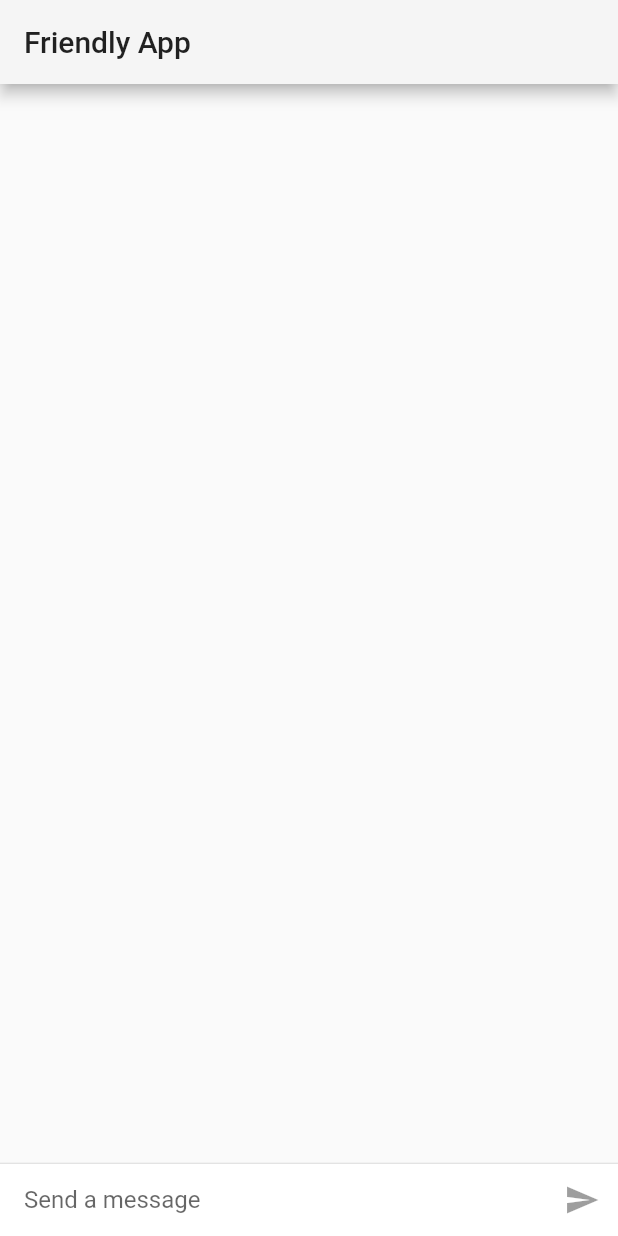
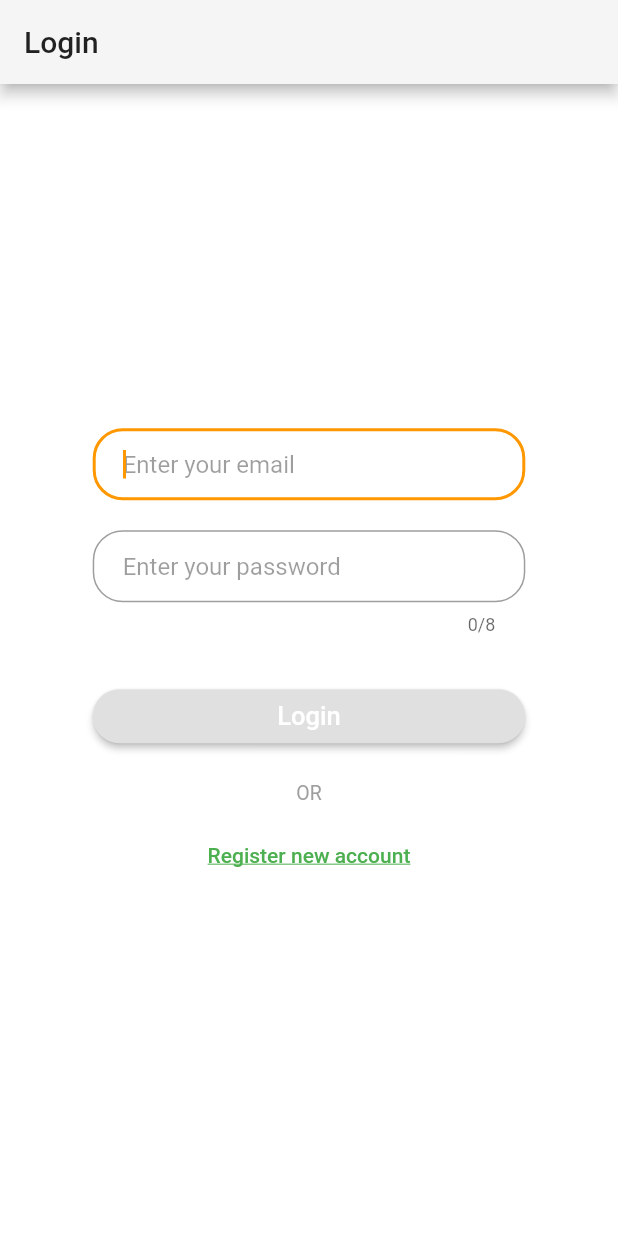
Before and after one commit to baonguyena1/flutter_friendly_ui_chat, a Flutter app: the screen it shows after launch, on a phone screen of 412 x 824 dp. Run offline on Flutter 3.47's test engine with Material 2 defaults, Android fonts, the phone set to English and light mode, and no system bars.

Commit message:
Add Login screen

```diff
--- a/lib/controllers/ChatScreen.dart
+++ b/lib/controllers/ChatScreen.dart
@@ -10,7 +10,7 @@ class ChatScreen extends StatefulWidget {
 }
 
 class ChatScreenState extends State<ChatScreen> {
-  final List<ChatMessage> _messages = <ChatMessage>[];
+  final List<String> _messages = <String>[];
   final TextEditingController _textController = TextEditingController();
   bool _isComposing = false;
 
@@ -29,7 +29,11 @@ class ChatScreenState extends State<ChatScreen> {
                   Flexible(
                     child: ListView.builder(
                       padding: EdgeInsets.all(8.0),
-                      itemBuilder: (context, index) => _messages[index],
+                      itemBuilder: (context, index) {
+                        final isMe = _messages.length % 2 == 0;
+                        final message = _messages[index];
+                        return ChatMessage(message, isMe);
+                      },
                       itemCount: _messages.length,
                     ),
                   ),
@@ -100,12 +104,8 @@ class ChatScreenState extends State<ChatScreen> {
     setState(() {
       _isComposing = false;
     });
-    final isMe = _messages.length % 2 == 0;
-    ChatMessage message = ChatMessage(
-        text,
-        isMe);
     setState(() {
-      _messages.insert(_messages.length, message);
+      _messages.insert(_messages.length, text);
     });
   }
 }
--- /dev/null
+++ b/lib/controllers/login/Login.dart
@@ -0,0 +1,86 @@
+import 'package:flutter/material.dart';
+
+class Login extends StatefulWidget {
+  @override
+  _LoginState createState() => _LoginState();
+}
+
+class _LoginState extends State<Login> {
+  @override
+  Widget build(BuildContext context) {
+    final mediaQuery = MediaQuery.of(context);
+    return Scaffold(
+      backgroundColor: Colors.white,
+      appBar: AppBar(title: Text('Login')),
+      body: Center(
+        child: Container(
+          constraints: BoxConstraints(maxWidth: 0.7 * mediaQuery.size.width),
+          child: ListView(
+            shrinkWrap: true,
+            children: <Widget>[
+              TextFormField(
+                autofocus: true,
+                keyboardType: TextInputType.emailAddress,
+                decoration: InputDecoration(
+                  hintText: 'Enter your email',
+                  hintStyle: TextStyle(color: Colors.black38),
+                  contentPadding: EdgeInsets.fromLTRB(20.0, 10.0, 20.0, 10.0),
+                  border: OutlineInputBorder(
+                    borderRadius: BorderRadius.circular(20),
+                  ),
+                ),
+                style: TextStyle(color: Colors.black),
+              ),
+              SizedBox(
+                height: 20,
+              ),
+              TextFormField(
+                maxLength: 8,
+                maxLines: 1,
+                decoration: InputDecoration(
+                    hintText: 'Enter your password',
+                    hintStyle: TextStyle(color: Colors.black38),
+                    contentPadding: EdgeInsets.fromLTRB(20.0, 10.0, 20.0, 10.0),
+                    border: OutlineInputBorder(
+                        borderRadius: BorderRadius.circular(20))),
+                style: TextStyle(color: Colors.black),
+                obscureText: true,
+              ),
+              SizedBox(
+                height: 30.0,
+              ),
+              RaisedButton(
+                shape: RoundedRectangleBorder(
+                    borderRadius: BorderRadius.circular(24.0)),
+                child: Text(
+                  'Login',
+                  style: TextStyle(color: Colors.white, fontSize: 17.0),
+                ),
+                onPressed: () {},
+              ),
+              SizedBox(
+                height: 20,
+              ),
+              Text(
+                'OR',
+                style: TextStyle(fontSize: 13.0, color: Colors.grey),
+                textAlign: TextAlign.center,
+              ),
+              SizedBox(
+                height: 10.0,
+              ),
+              FlatButton(
+                child: Text('Register new account',
+                    style: TextStyle(
+                      color: Colors.green,
+                      decoration: TextDecoration.underline
+                    )),
+                onPressed: () {},
+              ),
+            ],
+          ),
+        ),
+      ),
+    );
+  }
+}
--- a/lib/main.dart
+++ b/lib/main.dart
@@ -1,7 +1,6 @@
 import 'package:flutter/material.dart';
-import 'package:flutter/cupertino.dart';
-import 'package:flutter/foundation.dart';
 import 'package:friendly_chat/controllers/ChatScreen.dart';
+import 'package:friendly_chat/controllers/login/Login.dart';
 
 void main() => runApp(FriendlyChatApp());
 
@@ -17,7 +16,7 @@ class FriendlyChatApp extends StatelessWidget {
       debugShowCheckedModeBanner: false,
       title: 'Friendly Chat',
       theme: kDefaultTheme,
-      home: ChatScreen(),
+      home: Login(),
     );
   }
 }
--- a/lib/views/ChatMessage.dart
+++ b/lib/views/ChatMessage.dart
@@ -3,27 +3,26 @@ import 'package:flutter/material.dart';
 class ChatMessage extends StatelessWidget {
   static const String _name = 'Bao';
   final String text;
-  // final AnimationController animationController;
-  final bool isSender;
+  final bool isMe;
 
-  ChatMessage(this.text, this.isSender);
+  ChatMessage(this.text, this.isMe);
 
   @override
   Widget build(BuildContext context) {
-    final align = isSender ? CrossAxisAlignment.end : CrossAxisAlignment.start;
-    final textAlign = isSender ? TextAlign.right : TextAlign.start;
+    final align = isMe ? CrossAxisAlignment.end : CrossAxisAlignment.start;
+    final textAlign = isMe ? TextAlign.right : TextAlign.start;
     return Container(
       padding: const EdgeInsets.all(4.0),
       child: Row(
         crossAxisAlignment: CrossAxisAlignment.start,
         children: <Widget>[
-          isSender
+          isMe
               ? Container()
               : CircleAvatar(
                   child: Text(_name[0]),
                 ),
           SizedBox(
-            width: isSender ? 0.0 : 8.0,
+            width: isMe ? 0.0 : 8.0,
           ),
           Expanded(
             child: Column(
@@ -57,9 +56,9 @@ class ChatMessage extends StatelessWidget {
             ),
           ),
           SizedBox(
-            width: isSender ? 8.0 : 0.0,
+            width: isMe ? 8.0 : 0.0,
           ),
-          isSender
+          isMe
               ? CircleAvatar(
                   child: Text(_name[0]),
                 )
```
